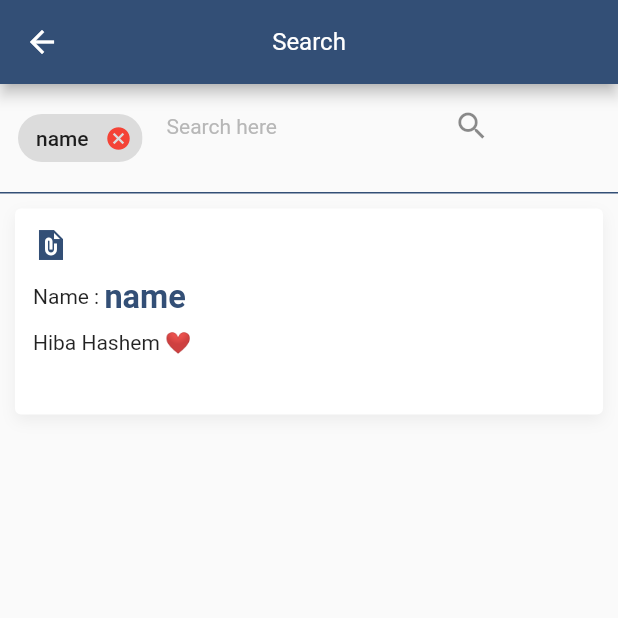
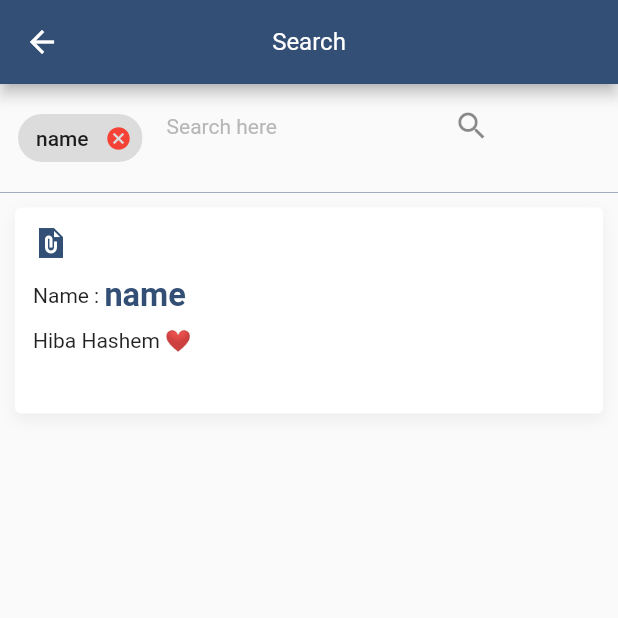
Before and after one commit to 0Ahmad0/ptc_project, a Flutter app: the screen it shows after launch, in the side drawer, after a tap on "Search", on a phone screen of 412 x 824 dp, the top half of it. Run offline on Flutter 3.47's test engine with Material 2 defaults, Android fonts, the phone set to English and light mode, and no system bars; our stand-ins replace animate_do, awesome_dialog, connectivity_plus, easy_localization, firebase_auth, firebase_core and 6 more; missing offline and left inert: circle_progress_bar, dart:ffi, firedart, multi_select_search, mysql1; accounts and stored records are empty; Roboto replaces fonts that are missing (Changa).

Commit message:
@Hariri update search

```diff
--- a/lib/view/screens/search/search_view.dart
+++ b/lib/view/screens/search/search_view.dart
@@ -110,7 +110,8 @@ class _SearchViewState extends State<SearchView> {
           decoration: BoxDecoration(
             border: Border(
               bottom: BorderSide(
-                color: ColorManager.primaryColor
+                color: ColorManager.primaryColor,
+                width: .3
               )
             )
           ),
```
